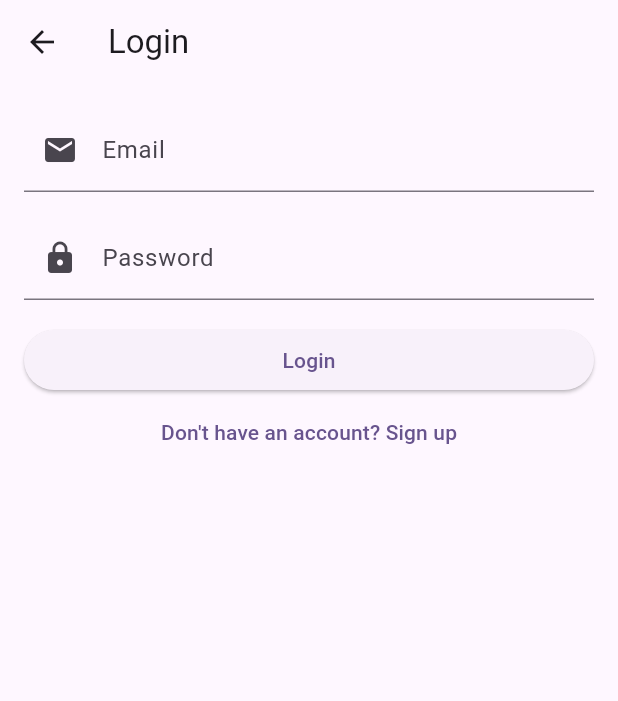
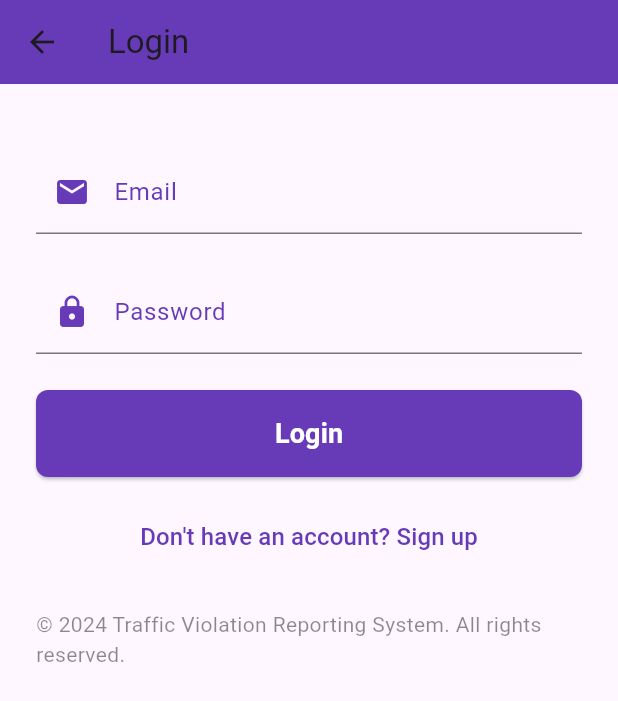
Before and after one commit to EndrexAkoto/Traffic_Violation_Reporting_System, a Flutter app: the LoginScreen screen opened by its route, on a phone screen of 412 x 824 dp. Shown: the top 701 px of the screen. Run offline on Flutter 3.47's test engine with Material 3 defaults, Android fonts, the phone set to English and light mode, and no system bars; our stand-ins replace font_awesome_flutter, google_maps_flutter, image_picker.

Commit message:
updates to login page

```diff
--- a/traffic_violation_app/lib/pages/login_screen.dart
+++ b/traffic_violation_app/lib/pages/login_screen.dart
@@ -33,20 +33,29 @@ class _LoginScreenState extends State<LoginScreen> {
   @override
   Widget build(BuildContext context) {
     return Scaffold(
-      appBar: AppBar(title: const Text('Login')),
+      appBar: AppBar(
+        backgroundColor: Colors.deepPurple, // Matching theme color
+        title: const Text('Login'),
+      ),
       body: Padding(
-        padding: const EdgeInsets.all(16.0),
-        child: Form(
-          key: _formKey,
+        padding: const EdgeInsets.all(24.0), // Increased padding for better spacing
+        child: SingleChildScrollView(
           child: Column(
             crossAxisAlignment: CrossAxisAlignment.stretch,
             children: [
-              // Email field
+              const SizedBox(height: 20),
+
+              // Email field with enhanced decoration
               TextFormField(
                 controller: _emailController,
                 decoration: const InputDecoration(
                   labelText: 'Email',
-                  prefixIcon: Icon(Icons.email),
+                  labelStyle: TextStyle(color: Colors.deepPurple), // Text style for the label
+                  prefixIcon: Icon(Icons.email, color: Colors.deepPurple), // Icon color matches theme
+                  focusedBorder: UnderlineInputBorder(
+                    borderSide: BorderSide(color: Colors.deepPurple), // Focused border color
+                  ),
+                  border: UnderlineInputBorder(),
                 ),
                 keyboardType: TextInputType.emailAddress,
                 validator: (value) {
@@ -56,14 +65,19 @@ class _LoginScreenState extends State<LoginScreen> {
                   return null;
                 },
               ),
-              const SizedBox(height: 16),
+              const SizedBox(height: 24), // Increased space between fields
 
-              // Password field
+              // Password field with enhanced decoration
               TextFormField(
                 controller: _passwordController,
                 decoration: const InputDecoration(
                   labelText: 'Password',
-                  prefixIcon: Icon(Icons.lock),
+                  labelStyle: TextStyle(color: Colors.deepPurple),
+                  prefixIcon: Icon(Icons.lock, color: Colors.deepPurple),
+                  focusedBorder: UnderlineInputBorder(
+                    borderSide: BorderSide(color: Colors.deepPurple),
+                  ),
+                  border: UnderlineInputBorder(),
                 ),
                 obscureText: true,
                 validator: (value) {
@@ -73,20 +87,53 @@ class _LoginScreenState extends State<LoginScreen> {
                   return null;
                 },
               ),
+              const SizedBox(height: 24), // Increased space between fields
+
+              // Login button with Tailwind-like styling
+              ElevatedButton(
+                onPressed: _login,
+                style: ElevatedButton.styleFrom(
+                  backgroundColor: Colors.deepPurple, // Button color matches theme
+                  shape: RoundedRectangleBorder(
+                    borderRadius: BorderRadius.circular(8), // Rounded corners
+                  ),
+                  padding: const EdgeInsets.symmetric(vertical: 16),
+                ),
+                child: const Text(
+                  'Login',
+                  style: TextStyle(
+                    fontSize: 18,
+                    fontWeight: FontWeight.bold,
+                    color: Colors.white, // Text color for the button
+                  ),
+                ),
+              ),
               const SizedBox(height: 16),
 
-              // Login button
-              ElevatedButton(
-                onPressed: _login,
-                child: const Text('Login'),
-              ),
-
-              // Sign up link
+              // Sign up link with some styling
               TextButton(
                 onPressed: () {
                   Navigator.pushNamed(context, '/signup');
                 },
-                child: const Text('Don\'t have an account? Sign up'),
+                child: const Text(
+                  'Don\'t have an account? Sign up',
+                  style: TextStyle(
+                    color: Colors.deepPurple, // Link color matches theme
+                    fontSize: 16,
+                  ),
+                ),
+              ),
+              const SizedBox(height: 24),
+
+              // Copyright Footer
+              const Center(
+                child: Text(
+                  '© 2024 Traffic Violation Reporting System. All rights reserved.',
+                  style: TextStyle(
+                    color: Colors.black45,
+                    fontSize: 14,
+                  ),
+                ),
               ),
             ],
           ),
```
